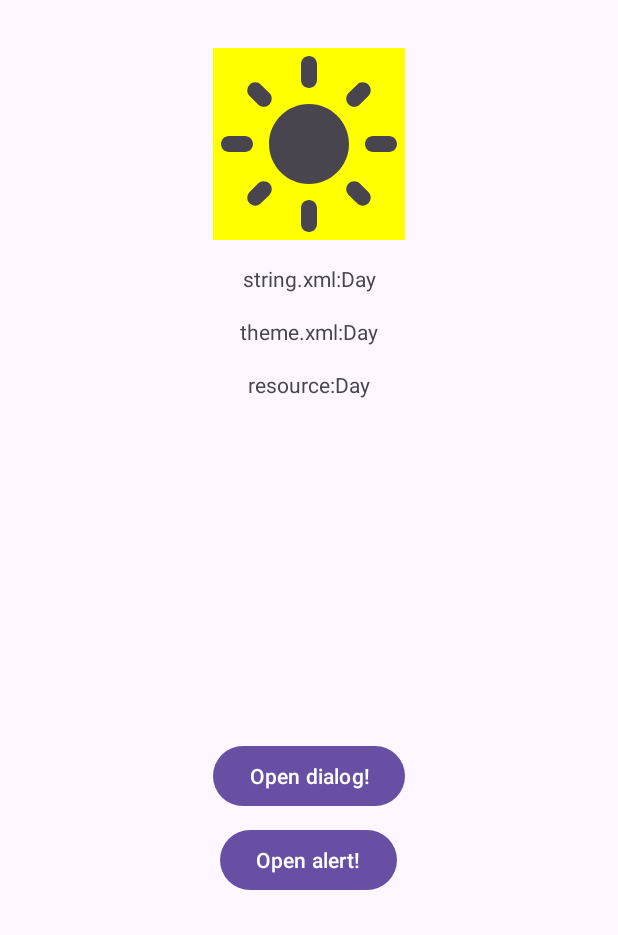
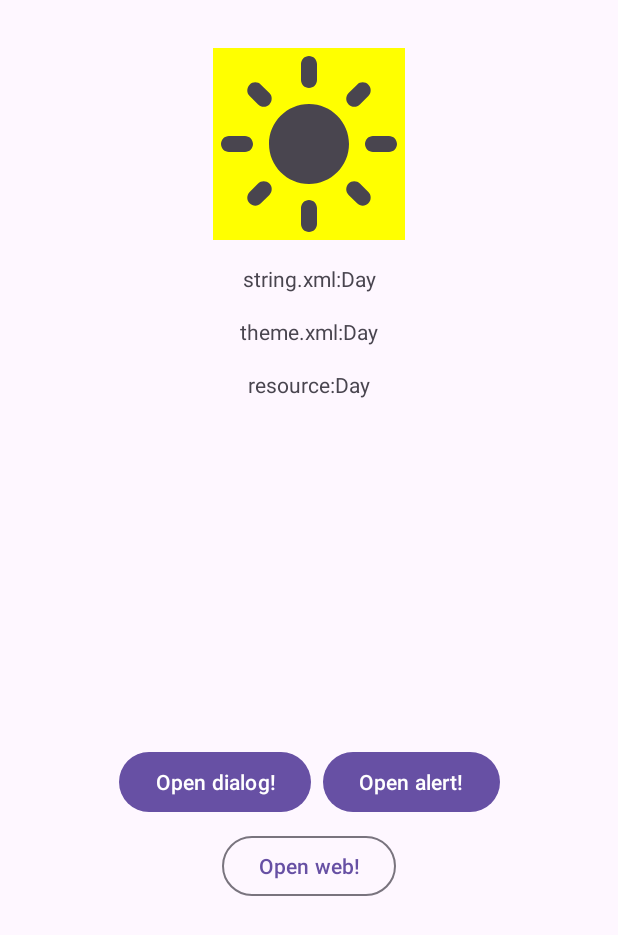
Before and after one commit to LeeSeungYun1020/DarkWithLegacy, an Android app: the screen it shows after launch (MainActivity), on a phone screen of 412 x 824 dp. Shown: the top 935 px of the screen. Run offline under Robolectric (Android 15) with nearby library versions, the phone set to English and light mode, and no system bars.

Commit message:
웹 뷰 확인용 다이얼로그 추가

```diff
--- a/app/src/main/AndroidManifest.xml
+++ b/app/src/main/AndroidManifest.xml
@@ -1,6 +1,6 @@
 <?xml version="1.0" encoding="utf-8"?>
 <manifest xmlns:android="http://schemas.android.com/apk/res/android">
-
+    <uses-permission android:name="android.permission.INTERNET" />
     <application
         android:allowBackup="true"
         android:icon="@mipmap/ic_launcher"
--- a/app/src/main/java/com/nexon/darkwithlegacy/MainActivity.kt
+++ b/app/src/main/java/com/nexon/darkwithlegacy/MainActivity.kt
@@ -29,7 +29,7 @@ class MainActivity : Activity() {
     // Activity -> true, AppCompatActivity -> false 로 지정
     private val appCompatFlag = true
     private val clearFlag = false
-    private val fixedModeFlag = true
+    private val fixedModeFlag = false
 
     override fun onCreate(savedInstanceState: Bundle?) {
         if (clearFlag) {
@@ -63,6 +63,9 @@ class MainActivity : Activity() {
                         .create()
                         .show()
                 }
+                findViewById<Button>(R.id.open_web_button)?.setOnClickListener {
+                    WebDialogFragment().show(fragmentManager, "web")
+                }
             }
         } else {
             super.onCreate(savedInstanceState)
@@ -78,6 +81,9 @@ class MainActivity : Activity() {
                     .setPositiveButton(R.string.action_ok, null)
                     .create()
                     .show()
+            }
+            findViewById<Button>(R.id.open_web_button)?.setOnClickListener {
+                WebDialogFragment().show(fragmentManager, "web")
             }
         }
         if (Build.VERSION.SDK_INT >= Build.VERSION_CODES.Q) {
--- a/app/src/main/res/layout/activity_main.xml
+++ b/app/src/main/res/layout/activity_main.xml
@@ -91,20 +91,33 @@
         app:layout_constraintStart_toStartOf="parent"
         app:layout_constraintTop_toBottomOf="@id/resource_text_box">
 
-        <Button
-            android:id="@+id/open_dialog_button"
+        <LinearLayout
             android:layout_width="wrap_content"
             android:layout_height="wrap_content"
-            android:layout_gravity="center"
-            android:text="@string/action_open_dialog" />
+            android:layout_marginTop="8dp">
+
+            <Button
+                android:id="@+id/open_dialog_button"
+                android:layout_width="wrap_content"
+                android:layout_height="wrap_content"
+                android:text="@string/action_open_dialog" />
+
+            <Button
+                android:id="@+id/open_alert_button"
+                android:layout_width="wrap_content"
+                android:layout_height="wrap_content"
+                android:layout_marginStart="8dp"
+                android:text="@string/action_open_alert" />
+        </LinearLayout>
 
         <Button
-            android:id="@+id/open_alert_button"
+            android:id="@+id/open_web_button"
+            style="@style/Widget.Material3.Button.OutlinedButton"
             android:layout_width="wrap_content"
             android:layout_height="wrap_content"
             android:layout_gravity="center"
             android:layout_marginTop="8dp"
-            android:text="@string/action_open_alert" />
+            android:text="@string/action_open_web" />
 
     </LinearLayout>
 </androidx.constraintlayout.widget.ConstraintLayout>
--- a/app/src/main/res/values/strings.xml
+++ b/app/src/main/res/values/strings.xml
@@ -7,4 +7,5 @@
     <string name="target_resource">resource:</string>
     <string name="action_open_alert">Open alert!</string>
     <string name="action_ok">ok</string>
+    <string name="action_open_web">Open web!</string>
 </resources>
```
Also changed, not shown: app/src/main/java/com/nexon/darkwithlegacy/WebDialogFragment.kt (added, +29 -0 lines), app/src/main/res/layout/fragment_web.xml (added, +12 -0 lines).
